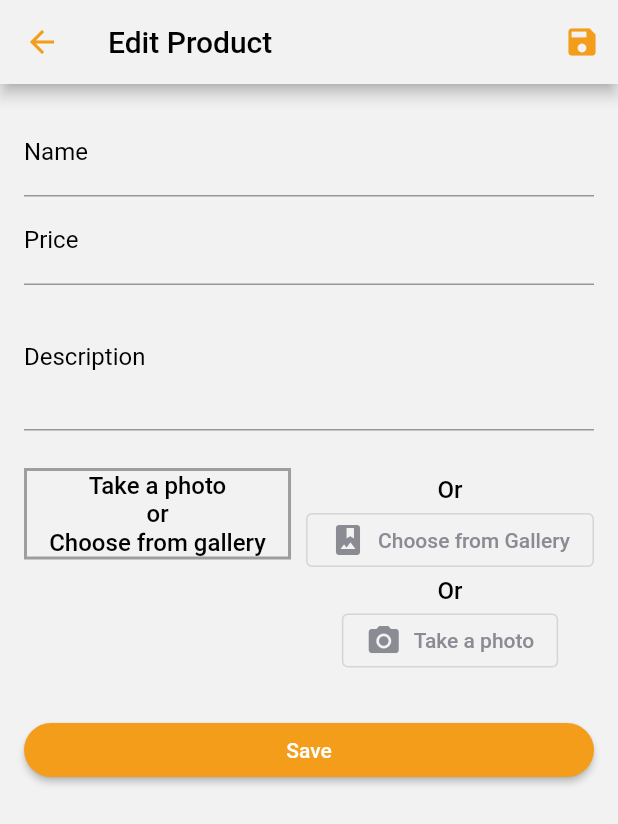
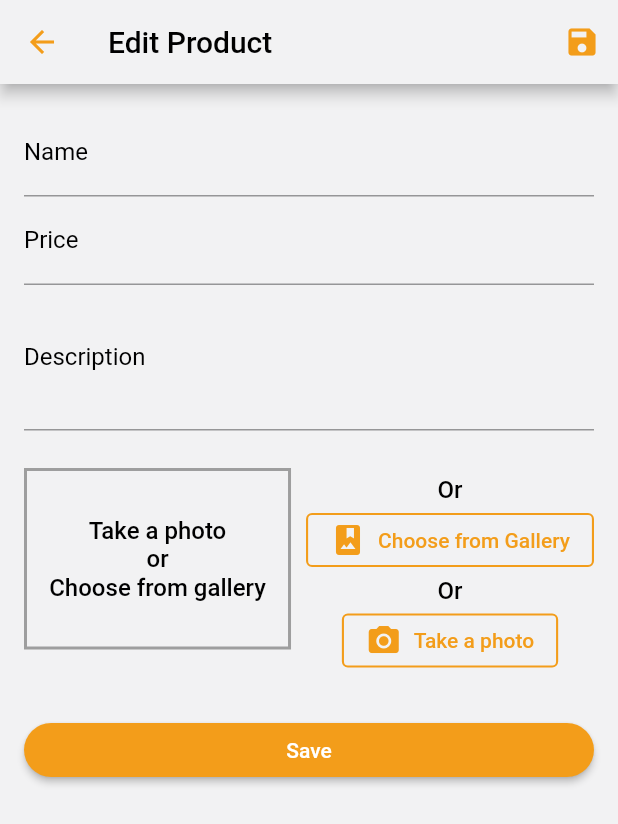
Before and after one commit to bassel27/Store-App, a Flutter app: the EditProductScreen screen opened by its route, on a phone screen of 412 x 824 dp. Shown: the top 824 px of the screen. Run offline on Flutter 3.47's test engine with Material 2 defaults, Android fonts, the light colour scheme and no system bars; our stand-ins replace auto_size_text, badges, bubble, cloud_firestore, email_validator, firebase_auth and 7 more; accounts and stored records are empty.

Commit message:
visual improvements

```diff
--- a/lib/screens/edit_product_screen.dart
+++ b/lib/screens/edit_product_screen.dart
@@ -224,16 +224,19 @@ class _PhotoTextButton extends StatelessWidget {
   final IconData iconData;
   @override
   Widget build(BuildContext context) {
+    Color buttonColor = Theme.of(context).colorScheme.tertiary;
     return OutlinedButton.icon(
-      style: OutlinedButton.styleFrom(),
+      style: OutlinedButton.styleFrom(
+        side: BorderSide(width: 1.4, color: buttonColor),
+      ),
       icon: Icon(
         iconData,
-        color: Theme.of(context).colorScheme.secondary,
+        color: buttonColor,
       ),
       onPressed: onPressed,
       label: Text(
         text,
-        style: TextStyle(color: Theme.of(context).colorScheme.secondary),
+        style: TextStyle(color: buttonColor),
       ),
     );
   }
@@ -249,12 +252,15 @@ class _ImageContainer extends StatelessWidget {
       decoration: BoxDecoration(
         border: Border.all(width: 2, color: Colors.grey),
       ),
+      child: Padding(
+        padding: const EdgeInsets.symmetric(vertical: 30),
         child: image ??
             Text(
               "Take a photo\nor\nChoose from gallery",
               textAlign: TextAlign.center,
               style: TextStyle(color: imageContainerTextColor),
             ),
+      ),
     );
   }
 }
```
Lines whose indentation alone changed are shown as unchanged.
